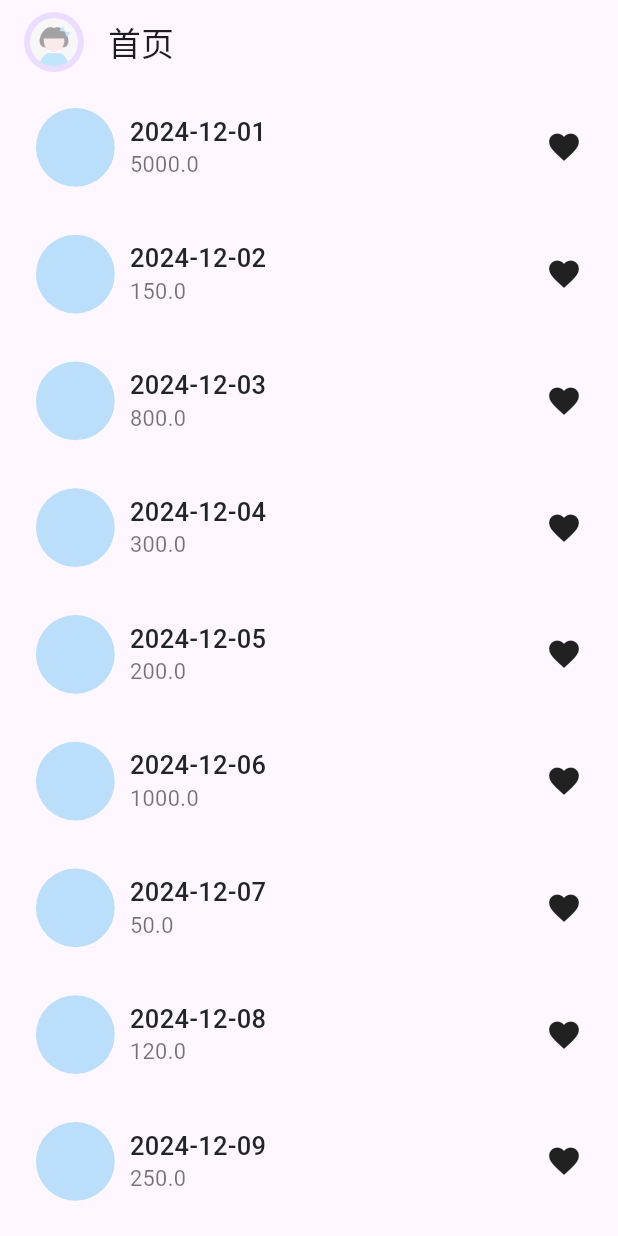
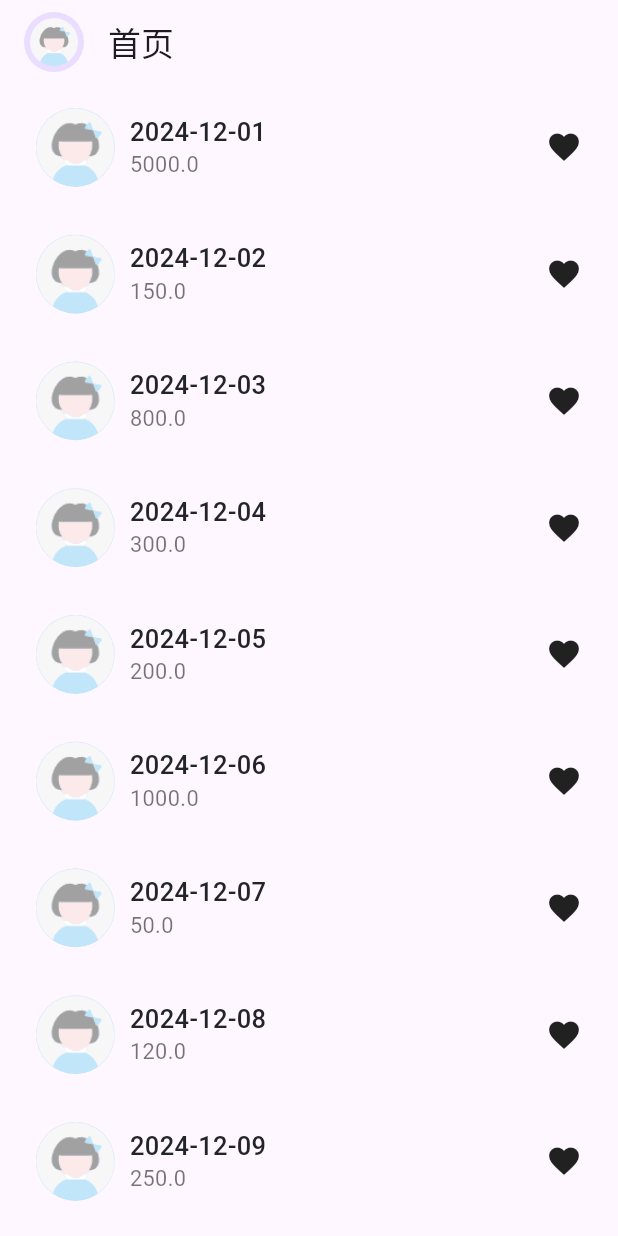
Before and after one commit to dong-lucky-ticket/flutter_getx, a Flutter app: the screen it shows after launch, on a phone screen of 412 x 824 dp. Run offline on Flutter 3.47's test engine with Material 3 defaults, Android fonts, the phone set to English and light mode, and no system bars; drawn by our look-alikes of getwidget; our stand-ins replace get.

Commit message:
getwidget降级；修复抽屉controller报错

```diff
--- a/lib/app/modules/home/home_page.dart
+++ b/lib/app/modules/home/home_page.dart
@@ -8,7 +8,6 @@ import 'package:getwidget/getwidget.dart';
 class HomePage extends GetView<HomeController> {
   HomePage({super.key});
   final GlobalKey<ScaffoldState> _scaffoldKey = GlobalKey<ScaffoldState>();
-
 
   @override
   Widget build(BuildContext context) {
@@ -34,39 +33,21 @@ class HomePage extends GetView<HomeController> {
         ),
         title: const Text('首页'),
       ),
-      body: ListView.builder(
-        itemCount: 15,
-        itemBuilder: (BuildContext context, int index) {
-
-          return Obx(() {
-
-            return GFListTile(
-              avatar:GFAvatar(),
-              titleText: controller.accountList[index]?.recordDate,
-              subTitleText:controller.accountList[index]?.money.toString(),
-              icon: Icon(Icons.favorite)
-            );
-
-
-
-            // return TDCollapse(
-            //   style: TDCollapseStyle.block,
-            //   expansionCallback: (int index, bool isExpanded) {
-            //     // setState(() {
-            //     //   _basicData[index].isExpanded = !isExpanded;
-            //     // });
-            //   },
-            //   children: controller.accountList.map<TDCollapsePanel>((item) {
-            //     return TDCollapsePanel(
-            //       headerBuilder: (BuildContext context, bool isExpanded) {
-            //         return Text('${item.recordDate}');
-            //       },
-            //       isExpanded: true,
-            //       body: Text(item.money.toString()),
-            //     );
-            //   }).toList(),
-            // );
-          });
+      body: Obx(
+        () {
+          return ListView.builder(
+              itemCount: controller.accountList.length,
+              itemBuilder: (BuildContext context, int index) {
+                return GFListTile(
+                    avatar: const GFAvatar(
+                      backgroundImage:
+                          AssetImage('assets/images/avatar_girl.png'),
+                    ),
+                    titleText: controller.accountList[index]?.recordDate,
+                    subTitleText:
+                        controller.accountList[index]?.money.toString(),
+                    icon: const Icon(Icons.favorite));
+              });
         },
       ),
     );
--- a/lib/app/modules/home/widgets/custom_drawer_widget.dart
+++ b/lib/app/modules/home/widgets/custom_drawer_widget.dart
@@ -6,7 +6,9 @@ import 'package:flutter_getx/app/theme/app_colors.dart';
 import 'package:get/get.dart';
 import 'package:getwidget/getwidget.dart';
 
-class CustomDrawer extends GetView {
+import '../home_controller.dart';
+
+class CustomDrawer extends GetView<HomeController> {
   const CustomDrawer({super.key});
 
   @override
--- a/pubspec.yaml
+++ b/pubspec.yaml
@@ -14,7 +14,7 @@ dependencies:
   cupertino_icons: ^1.0.2
   get: ^4.6.6
   intl: ^0.19.0
-  getwidget: ^5.0.0
+  getwidget: ^4.0.0
 
 dev_dependencies:
   flutter_test:
```
Also changed, not shown: pubspec.lock.
